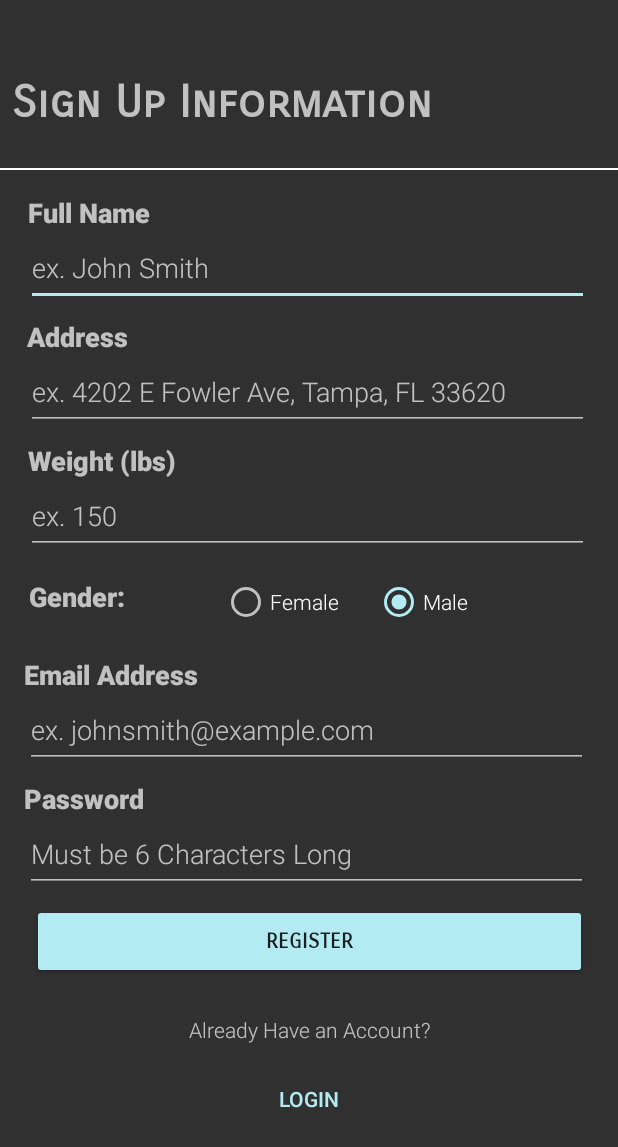
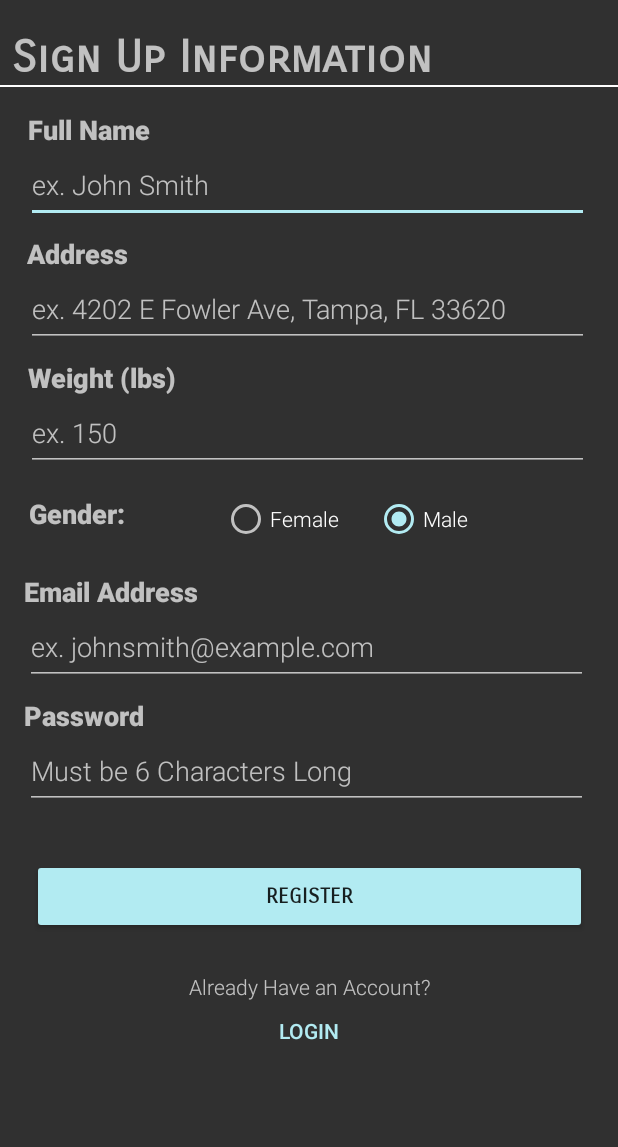
Before and after one commit to RBhuyan/DrinkTracker, an Android app: the screen it shows after launch (Signup), after a tap on "SIGN UP", on a phone screen of 412 x 824 dp. Shown: the top 1147 px of the screen. Run offline under Robolectric (Android 15) with nearby library versions, the phone set to English and light mode, and no system bars; our stand-ins replace Firebase (no records; nobody signed in at launch, a user with empty details on screens opened directly); Roboto replaces fonts that are not available here.

Commit message:
Sign Up UI updated

```diff
--- a/app/src/main/res/layout/activity_signup.xml
+++ b/app/src/main/res/layout/activity_signup.xml
@@ -9,7 +9,7 @@
     <TextView
         android:id="@+id/textView2"
         android:layout_width="395dp"
-        android:layout_height="52dp"
+        android:layout_height="wrap_content"
         android:layout_marginStart="8dp"
         android:layout_marginTop="20dp"
         android:layout_marginBottom="400dp"
@@ -20,13 +20,12 @@
         app:layout_constraintBottom_toBottomOf="parent"
         app:layout_constraintStart_toStartOf="parent"
         app:layout_constraintTop_toTopOf="parent"
-        app:layout_constraintVertical_bias="0.086" />
+        app:layout_constraintVertical_bias="0.0" />
 
     <View
         android:id="@+id/view2"
         android:layout_width="match_parent"
         android:layout_height="1dp"
-        android:layout_marginTop="10dp"
         android:background="@android:color/white"
         app:layout_constraintTop_toBottomOf="@+id/textView2"
         tools:layout_editor_absoluteX="0dp" />
@@ -91,11 +90,13 @@
         android:layout_width="370dp"
         android:layout_height="50dp"
         android:layout_marginStart="8dp"
-        android:layout_marginTop="8dp"
+        android:layout_marginTop="16dp"
         android:layout_marginEnd="8dp"
+        android:layout_marginBottom="8dp"
         android:fontFamily="sans-serif-smallcaps"
         android:text="Register"
         android:textStyle="bold"
+        app:layout_constraintBottom_toTopOf="@+id/textView9"
         app:layout_constraintEnd_toEndOf="parent"
         app:layout_constraintStart_toStartOf="parent"
         app:layout_constraintTop_toBottomOf="@+id/passwordField" />
@@ -246,29 +247,35 @@
     <TextView
         android:id="@+id/textView9"
         android:layout_width="209dp"
-        android:layout_height="32dp"
+        android:layout_height="wrap_content"
         android:layout_marginStart="8dp"
-        android:layout_marginTop="24dp"
+        android:layout_marginTop="16dp"
         android:layout_marginEnd="8dp"
+        android:layout_marginBottom="8dp"
         android:fontFamily="sans-serif-light"
         android:text="Already Have an Account?"
         android:textAlignment="center"
         android:textSize="14sp"
+        app:layout_constraintBottom_toBottomOf="parent"
         app:layout_constraintEnd_toEndOf="parent"
         app:layout_constraintStart_toStartOf="parent"
-        app:layout_constraintTop_toBottomOf="@+id/registerButton" />
+        app:layout_constraintTop_toBottomOf="@+id/passwordField"
+        app:layout_constraintVertical_bias="0.384" />
 
     <Button
         android:id="@+id/back_to_login"
         style="@style/Widget.AppCompat.Button.Borderless.Colored"
-        android:layout_width="wrap_content"
-        android:layout_height="wrap_content"
+        android:layout_width="70dp"
+        android:layout_height="40dp"
         android:layout_marginStart="8dp"
 
         android:layout_marginEnd="8dp"
+        android:layout_marginBottom="8dp"
         android:text="Login"
+        app:layout_constraintBottom_toBottomOf="parent"
         app:layout_constraintEnd_toEndOf="parent"
         app:layout_constraintStart_toStartOf="parent"
-        app:layout_constraintTop_toBottomOf="@+id/textView9" />
+        app:layout_constraintTop_toBottomOf="@+id/textView9"
+        app:layout_constraintVertical_bias="0.0" />
 
 </android.support.constraint.ConstraintLayout>
```
